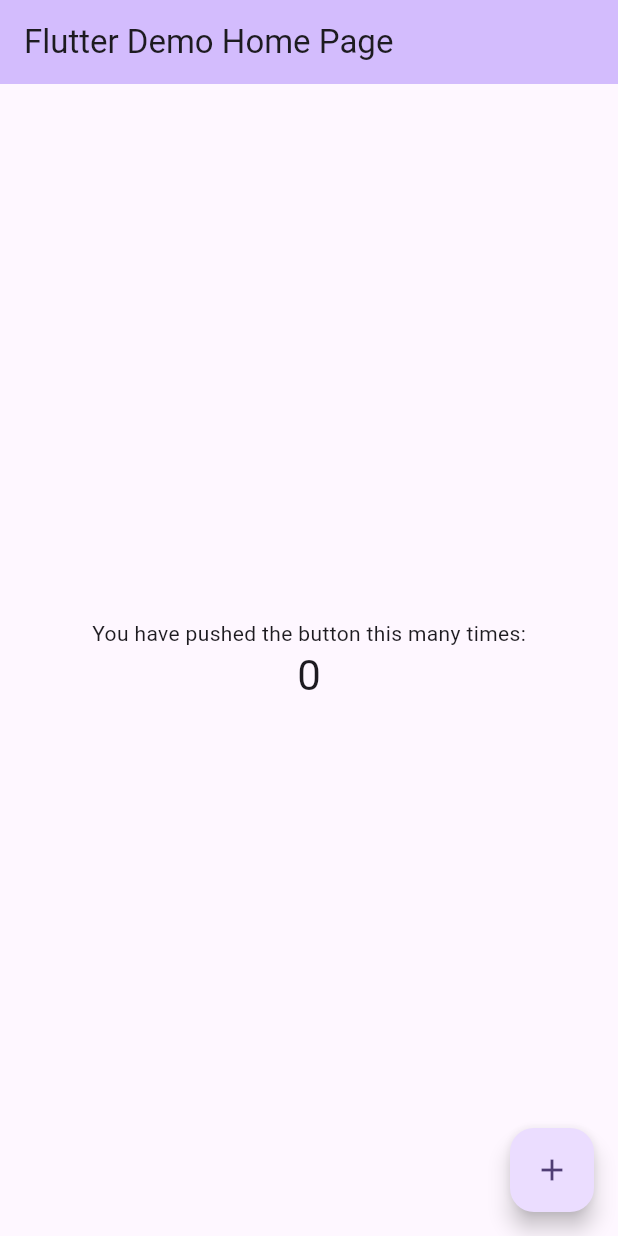
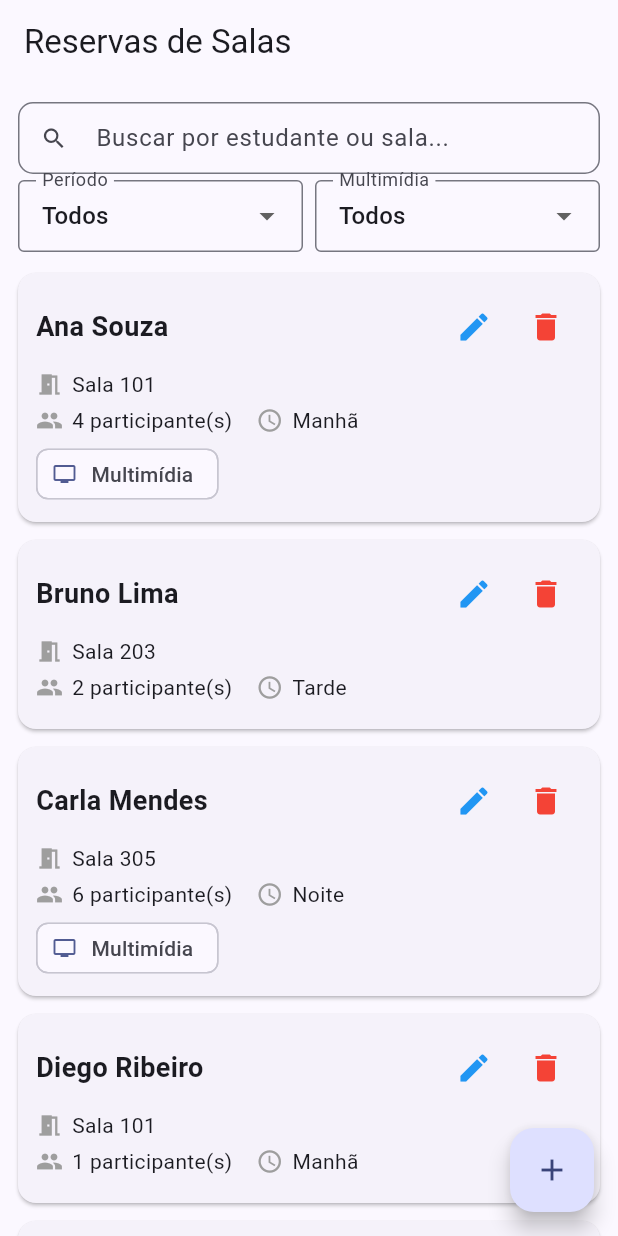
Before and after one commit to alanlinoreis/reserva_salas_estudo, a Flutter app: the screen it shows after launch, on a phone screen of 412 x 824 dp. Run offline on Flutter 3.47's test engine with Material 3 defaults, Android fonts, the phone set to English and light mode, and no system bars.

Commit message:
feat: tela de listagem com busca, filtros e remocao
Tela de listagem das reservas com buscas e filtros aplicados.

```diff
--- /dev/null
+++ b/lib/components/reserva_card.dart
@@ -0,0 +1,89 @@
+import 'package:flutter/material.dart';
+import '../models/reserva.dart';
+
+/// Card que representa visualmente uma reserva na listagem.
+///
+/// Recebe callbacks para edição e remoção, mantendo a lógica
+/// de navegação e diálogo fora deste componente (separação
+/// entre apresentação e comportamento).
+class ReservaCard extends StatelessWidget {
+  final Reserva reserva;
+  final VoidCallback onEditar;
+  final VoidCallback onRemover;
+
+  const ReservaCard({
+    super.key,
+    required this.reserva,
+    required this.onEditar,
+    required this.onRemover,
+  });
+
+  @override
+  Widget build(BuildContext context) {
+    return Card(
+      margin: const EdgeInsets.symmetric(horizontal: 12, vertical: 6),
+      child: Padding(
+        padding: const EdgeInsets.all(12),
+        child: Column(
+          crossAxisAlignment: CrossAxisAlignment.start,
+          children: [
+            // Linha 1: nome do estudante + ações
+            Row(
+              children: [
+                Expanded(
+                  child: Text(
+                    reserva.nomeEstudante,
+                    style: const TextStyle(
+                      fontSize: 18,
+                      fontWeight: FontWeight.bold,
+                    ),
+                  ),
+                ),
+                IconButton(
+                  icon: const Icon(Icons.edit, color: Colors.blue),
+                  tooltip: 'Editar',
+                  onPressed: onEditar,
+                ),
+                IconButton(
+                  icon: const Icon(Icons.delete, color: Colors.red),
+                  tooltip: 'Remover',
+                  onPressed: onRemover,
+                ),
+              ],
+            ),
+            const SizedBox(height: 4),
+            // Linha 2: sala
+            Row(
+              children: [
+                const Icon(Icons.meeting_room, size: 18, color: Colors.grey),
+                const SizedBox(width: 6),
+                Text(reserva.sala),
+              ],
+            ),
+            const SizedBox(height: 4),
+            // Linha 3: participantes e período
+            Row(
+              children: [
+                const Icon(Icons.people, size: 18, color: Colors.grey),
+                const SizedBox(width: 6),
+                Text('${reserva.quantidadeParticipantes} participante(s)'),
+                const SizedBox(width: 16),
+                const Icon(Icons.schedule, size: 18, color: Colors.grey),
+                const SizedBox(width: 6),
+                Text(reserva.periodo.label),
+              ],
+            ),
+            const SizedBox(height: 6),
+            // Linha 4: chip de multimídia
+            if (reserva.precisaMultimidia)
+              const Chip(
+                label: Text('Multimídia'),
+                avatar: Icon(Icons.tv, size: 16),
+                visualDensity: VisualDensity.compact,
+              ),
+          ],
+        ),
+      ),
+    );
+  }
+}
--- a/lib/main.dart
+++ b/lib/main.dart
@@ -1,122 +1,23 @@
 import 'package:flutter/material.dart';
+import 'pages/lista_reservas_page.dart';
 
 void main() {
-  runApp(const MyApp());
+  runApp(const ReservasApp());
 }
 
-class MyApp extends StatelessWidget {
-  const MyApp({super.key});
+class ReservasApp extends StatelessWidget {
+  const ReservasApp({super.key});
 
-  // This widget is the root of your application.
   @override
   Widget build(BuildContext context) {
     return MaterialApp(
-      title: 'Flutter Demo',
+      title: 'Reservas de Salas de Estudo',
+      debugShowCheckedModeBanner: false,
       theme: ThemeData(
-        // This is the theme of your application.
-        //
-        // TRY THIS: Try running your application with "flutter run". You'll see
-        // the application has a purple toolbar. Then, without quitting the app,
-        // try changing the seedColor in the colorScheme below to Colors.green
-        // and then invoke "hot reload" (save your changes or press the "hot
-        // reload" button in a Flutter-supported IDE, or press "r" if you used
-        // the command line to start the app).
-        //
-        // Notice that the counter didn't reset back to zero; the application
-        // state is not lost during the reload. To reset the state, use hot
-        // restart instead.
-        //
-        // This works for code too, not just values: Most code changes can be
-        // tested with just a hot reload.
-        colorScheme: .fromSeed(seedColor: Colors.deepPurple),
+        colorSchemeSeed: Colors.indigo,
+        useMaterial3: true,
       ),
-      home: const MyHomePage(title: 'Flutter Demo Home Page'),
+      home: const ListaReservasPage(),
     );
   }
 }
-
-class MyHomePage extends StatefulWidget {
-  const MyHomePage({super.key, required this.title});
-
-  // This widget is the home page of your application. It is stateful, meaning
-  // that it has a State object (defined below) that contains fields that affect
-  // how it looks.
-
-  // This class is the configuration for the state. It holds the values (in this
-  // case the title) provided by the parent (in this case the App widget) and
-  // used by the build method of the State. Fields in a Widget subclass are
-  // always marked "final".
-
-  final String title;
-
-  @override
-  State<MyHomePage> createState() => _MyHomePageState();
-}
-
-class _MyHomePageState extends State<MyHomePage> {
-  int _counter = 0;
-
-  void _incrementCounter() {
-    setState(() {
-      // This call to setState tells the Flutter framework that something has
-      // changed in this State, which causes it to rerun the build method below
-      // so that the display can reflect the updated values. If we changed
-      // _counter without calling setState(), then the build method would not be
-      // called again, and so nothing would appear to happen.
-      _counter++;
-    });
-  }
-
-  @override
-  Widget build(BuildContext context) {
-    // This method is rerun every time setState is called, for instance as done
-    // by the _incrementCounter method above.
-    //
-    // The Flutter framework has been optimized to make rerunning build methods
-    // fast, so that you can just rebuild anything that needs updating rather
-    // than having to individually change instances of widgets.
-    return Scaffold(
-      appBar: AppBar(
-        // TRY THIS: Try changing the color here to a specific color (to
-        // Colors.amber, perhaps?) and trigger a hot reload to see the AppBar
-        // change color while the other colors stay the same.
-        backgroundColor: Theme.of(context).colorScheme.inversePrimary,
-        // Here we take the value from the MyHomePage object that was created by
-        // the App.build method, and use it to set our appbar title.
-        title: Text(widget.title),
-      ),
-      body: Center(
-        // Center is a layout widget. It takes a single child and positions it
-        // in the middle of the parent.
-        child: Column(
-          // Column is also a layout widget. It takes a list of children and
-          // arranges them vertically. By default, it sizes itself to fit its
-          // children horizontally, and tries to be as tall as its parent.
-          //
-          // Column has various properties to control how it sizes itself and
-          // how it positions its children. Here we use mainAxisAlignment to
-          // center the children vertically; the main axis here is the vertical
-          // axis because Columns are vertical (the cross axis would be
-          // horizontal).
-          //
-          // TRY THIS: Invoke "debug painting" (choose the "Toggle Debug Paint"
-          // action in the IDE, or press "p" in the console), to see the
-          // wireframe for each widget.
-          mainAxisAlignment: .center,
-          children: [
-            const Text('You have pushed the button this many times:'),
-            Text(
-              '$_counter',
-              style: Theme.of(context).textTheme.headlineMedium,
-            ),
-          ],
-        ),
-      ),
-      floatingActionButton: FloatingActionButton(
-        onPressed: _incrementCounter,
-        tooltip: 'Increment',
-        child: const Icon(Icons.add),
-      ),
-    );
-  }
-}
--- /dev/null
+++ b/lib/pages/lista_reservas_page.dart
@@ -0,0 +1,215 @@
+import 'package:flutter/material.dart';
+import '../components/estado_vazio.dart';
+import '../components/reserva_card.dart';
+import '../models/reserva.dart';
+import '../repositories/reserva_repository.dart';
+import '../utils/periodo.dart';
+
+/// Tela inicial da aplicação.
+///
+/// Exibe a lista de reservas, com campo de busca, dois filtros
+/// (período e multimídia), botões para adicionar, editar e remover.
+class ListaReservasPage extends StatefulWidget {
+  const ListaReservasPage({super.key});
+
+  @override
+  State<ListaReservasPage> createState() => _ListaReservasPageState();
+}
+
+class _ListaReservasPageState extends State<ListaReservasPage> {
+  final _repository = ReservaRepository.instance;
+  final _buscaController = TextEditingController();
+
+  // Estado dos filtros
+  String _textoBusca = '';
+  Periodo? _filtroPeriodo;          // null = todos os períodos
+  bool? _filtroMultimidia;          // null = ignorar filtro
+
+  @override
+  void dispose() {
+    _buscaController.dispose();
+    super.dispose();
+  }
+
+  /// Aplica busca + filtros no repositório e devolve as reservas
+  /// que devem ser exibidas na tela.
+  List<Reserva> get _reservasVisiveis {
+    return _repository.buscarEFiltrar(
+      texto: _textoBusca,
+      periodo: _filtroPeriodo,
+      apenasComMultimidia: _filtroMultimidia,
+    );
+  }
+
+  void _abrirFormulario({Reserva? reservaParaEditar}) {
+    // Será implementado no Passo 6. Por enquanto só avisa.
+    ScaffoldMessenger.of(context).showSnackBar(
+      const SnackBar(
+        content: Text('Formulário será implementado no próximo passo.'),
+        duration: Duration(seconds: 2),
+      ),
+    );
+  }
+
+  Future<void> _confirmarRemocao(Reserva reserva) async {
+    final confirmou = await showDialog<bool>(
+      context: context,
+      builder: (ctx) => AlertDialog(
+        title: const Text('Remover reserva'),
+        content: Text(
+          'Deseja realmente remover a reserva de ${reserva.nomeEstudante}?',
+        ),
+        actions: [
+          TextButton(
+            onPressed: () => Navigator.pop(ctx, false),
+            child: const Text('Cancelar'),
+          ),
+          TextButton(
+            onPressed: () => Navigator.pop(ctx, true),
+            style: TextButton.styleFrom(foregroundColor: Colors.red),
+            child: const Text('Remover'),
+          ),
+        ],
+      ),
+    );
+
+    if (confirmou == true) {
+      setState(() => _repository.remover(reserva.id));
+      if (mounted) {
+        ScaffoldMessenger.of(context).showSnackBar(
+          SnackBar(
+            content: Text('Reserva de ${reserva.nomeEstudante} removida.'),
+            duration: const Duration(seconds: 2),
+          ),
+        );
+      }
+    }
+  }
+
+  @override
+  Widget build(BuildContext context) {
+    final reservas = _reservasVisiveis;
+
+    return Scaffold(
+      appBar: AppBar(
+        title: const Text('Reservas de Salas'),
+      ),
+      body: Column(
+        children: [
+          // ───── Campo de busca ─────
+          Padding(
+            padding: const EdgeInsets.fromLTRB(12, 12, 12, 4),
+            child: TextField(
+              controller: _buscaController,
+              decoration: InputDecoration(
+                hintText: 'Buscar por estudante ou sala...',
+                prefixIcon: const Icon(Icons.search),
+                border: OutlineInputBorder(
+                  borderRadius: BorderRadius.circular(10),
+                ),
+                isDense: true,
+                suffixIcon: _textoBusca.isEmpty
+                    ? null
+                    : IconButton(
+                        icon: const Icon(Icons.clear),
+                        onPressed: () {
+                          _buscaController.clear();
+                          setState(() => _textoBusca = '');
+                        },
+                      ),
+              ),
+              onChanged: (valor) => setState(() => _textoBusca = valor),
+            ),
+          ),
+
+          // ───── Filtros ─────
+          Padding(
+            padding: const EdgeInsets.symmetric(horizontal: 12),
+            child: Row(
+              children: [
+                // Filtro de período
+                Expanded(
+                  child: DropdownButtonFormField<Periodo?>(
+                    initialValue: _filtroPeriodo,
+                    decoration: const InputDecoration(
+                      labelText: 'Período',
+                      isDense: true,
+                      border: OutlineInputBorder(),
+                    ),
+                    items: [
+                      const DropdownMenuItem<Periodo?>(
+                        value: null,
+                        child: Text('Todos'),
+                      ),
+                      ...Periodo.values.map(
+                        (p) => DropdownMenuItem<Periodo?>(
+                          value: p,
+                          child: Text(p.label),
+                        ),
+                      ),
+                    ],
+                    onChanged: (valor) =>
+                        setState(() => _filtroPeriodo = valor),
+                  ),
+                ),
+                const SizedBox(width: 8),
+                // Filtro de multimídia
+                Expanded(
+                  child: DropdownButtonFormField<bool?>(
+                    initialValue: _filtroMultimidia,
+                    decoration: const InputDecoration(
+                      labelText: 'Multimídia',
+                      isDense: true,
+                      border: OutlineInputBorder(),
+                    ),
+                    items: const [
+                      DropdownMenuItem<bool?>(
+                        value: null,
+                        child: Text('Todos'),
+                      ),
+                      DropdownMenuItem<bool?>(
+                        value: true,
+                        child: Text('Com'),
+                      ),
+                      DropdownMenuItem<bool?>(
+                        value: false,
+                        child: Text('Sem'),
+                      ),
+                    ],
+                    onChanged: (valor) =>
+                        setState(() => _filtroMultimidia = valor),
+                  ),
+                ),
+              ],
+            ),
+          ),
+
+          const SizedBox(height: 8),
+
+          // ───── Lista ─────
+          Expanded(
+            child: reservas.isEmpty
+                ? const EstadoVazio()
+                : ListView.builder(
+                    itemCount: reservas.length,
+                    itemBuilder: (context, index) {
+                      final reserva = reservas[index];
+                      return ReservaCard(
+                        reserva: reserva,
+                        onEditar: () =>
+                            _abrirFormulario(reservaParaEditar: reserva),
+                        onRemover: () => _confirmarRemocao(reserva),
+                      );
+                    },
+                  ),
+          ),
+        ],
+      ),
+      floatingActionButton: FloatingActionButton(
+        onPressed: () => _abrirFormulario(),
+        tooltip: 'Nova reserva',
+        child: const Icon(Icons.add),
+      ),
+    );
+  }
+}
```
Also changed, not shown: lib/components/estado_vazio.dart (added, +39 -0 lines), 3 other files.
